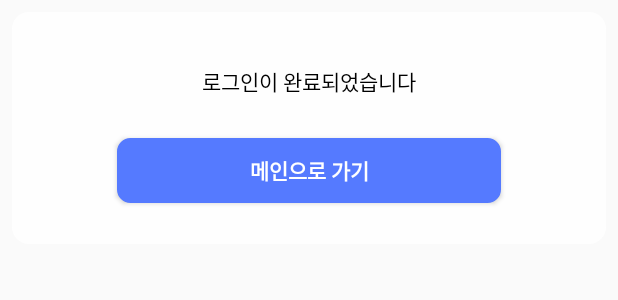
After one commit to UMC-TogeDutch-Project/TogeDutch_FRONTEND, an Android app: the layout custom_dialog.xml on its own in the app's theme, with its tools: preview values and no code run, on a phone screen of 412 x 824 dp. The commit adds this screen. Shown: the top 300 px of the screen. Run offline under Robolectric (Android 15) with nearby library versions, the phone set to English and light mode, and no system bars.

Commit message:
feat: 로그인 성공 다이얼로그 구현

```diff
--- /dev/null
+++ b/app/src/main/java/umc/mobile/project/MyCustomDialogInterface.kt
@@ -0,0 +1,5 @@
+package umc.mobile.project
+
+interface MyCustomDialogInterface {
+    fun onbtnGotoMainClicked()
+}
--- /dev/null
+++ b/app/src/main/res/drawable/login_dialog_background.xml
@@ -0,0 +1,7 @@
+<?xml version="1.0" encoding="utf-8"?>
+<shape xmlns:android="http://schemas.android.com/apk/res/android"
+    android:shape="rectangle" android:thickness="0dp">
+    <stroke android:width="0dp" android:color="#E6FFFFFF"/>
+    <corners android:radius="11dp"/>
+    <solid android:color="#E6FFFFFF"/>
+</shape>
--- /dev/null
+++ b/app/src/main/res/layout/custom_dialog.xml
@@ -0,0 +1,44 @@
+<?xml version="1.0" encoding="utf-8"?>
+<LinearLayout xmlns:android="http://schemas.android.com/apk/res/android"
+    android:layout_width="match_parent"
+    android:layout_height="match_parent">
+
+    <LinearLayout
+        android:layout_width="match_parent"
+        android:layout_height="wrap_content"
+        android:layout_margin="8dp"
+        android:orientation="vertical"
+        android:background="@drawable/login_dialog_background"
+
+        android:layout_marginStart="10dp"
+        android:layout_marginEnd="10dp"
+        >
+
+        <TextView
+            android:id="@+id/tvTitle"
+            android:layout_width="match_parent"
+            android:layout_height="wrap_content"
+            android:layout_marginTop="35dp"
+            android:text="로그인이 완료되었습니다"
+            android:textAlignment="center"
+            android:textColor="#000000" />
+
+        <Button
+            android:id="@+id/btnGotoMain"
+            android:layout_width="256dp"
+            android:layout_height="43dp"
+            android:layout_gravity="center"
+            android:layout_marginTop="27dp"
+            android:layout_marginBottom="27dp"
+            android:background="@drawable/login_btn_background"
+            android:text="메인으로 가기"
+            android:textColor="#FFFFFF"
+            android:textStyle="bold"
+            android:layout_marginStart="30dp"
+            android:layout_marginEnd="30dp"
+            />
+
+
+    </LinearLayout>
+
+</LinearLayout>
```
Also changed, not shown: app/src/main/java/umc/mobile/project/LoginActivity.kt (+13 -1 lines), app/src/main/java/umc/mobile/project/MyCustomDialog.kt (added, +36 -0 lines).
